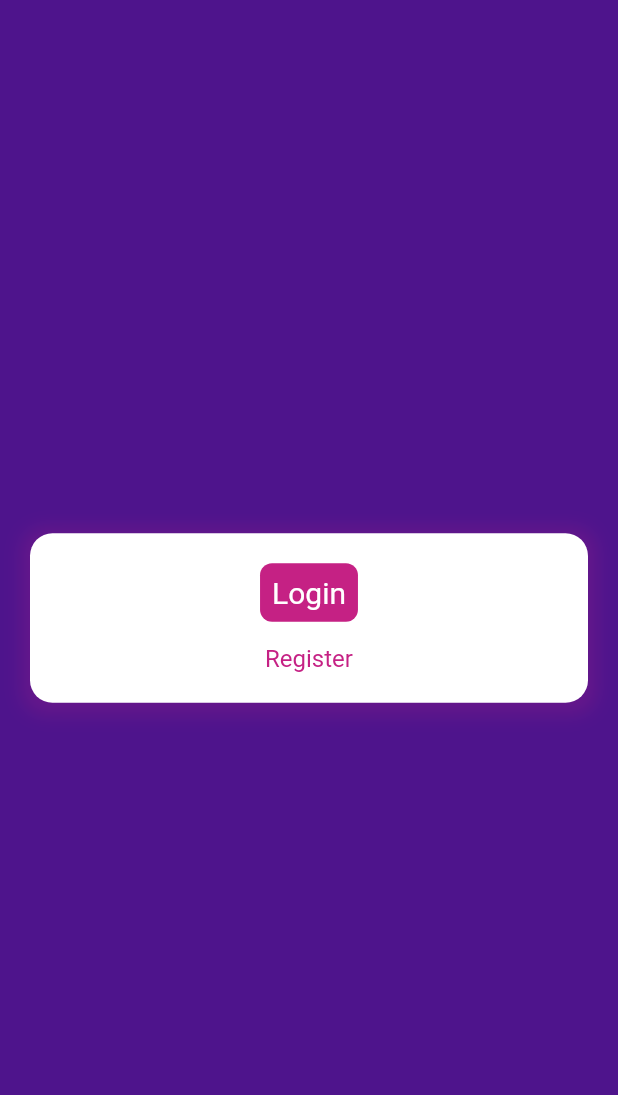
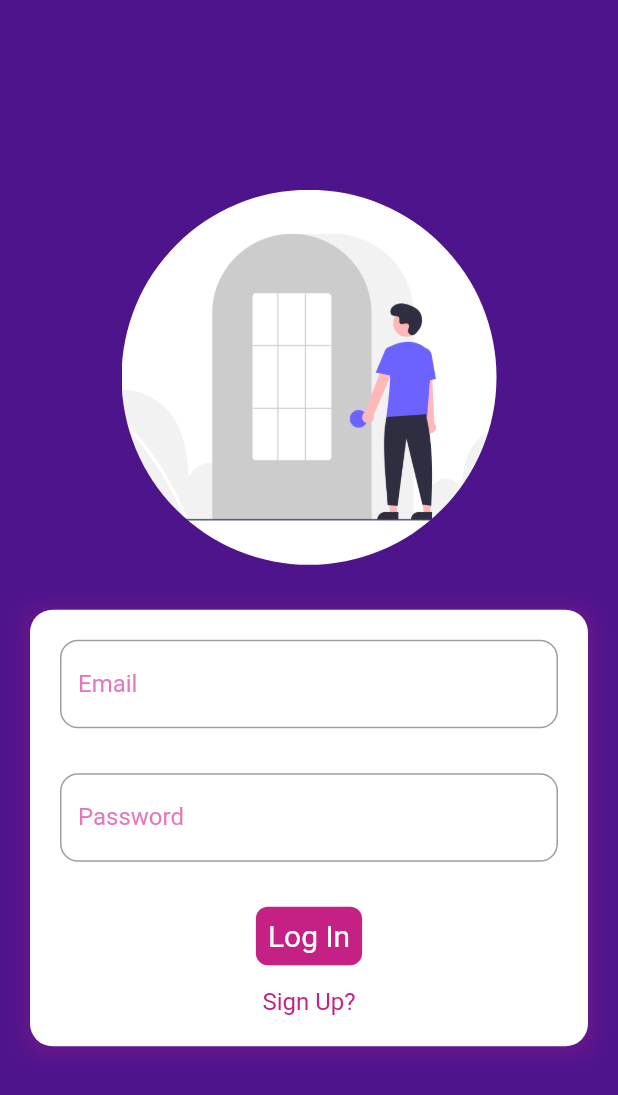
Before and after one commit to yvcdev/demo-ecommerce, a Flutter app: the Login widget shown alone on an empty page, opened directly, on a phone screen of 412 x 824 dp. Shown: the top 1095 px of the screen. Run offline on Flutter 3.47's test engine with Material 2 defaults, Android fonts, the phone set to English and light mode, and no system bars; our stand-ins replace get.

Commit message:
login and signup screens styles finished

```diff
--- a/lib/layouts/dafault_layout.dart
+++ b/lib/layouts/dafault_layout.dart
@@ -26,6 +26,7 @@ class DefaultLayout extends StatelessWidget {
       appBar: appbar!
           ? AppBar(
               title: Text(title!),
+              backgroundColor: Constants.secondaryAccent,
             )
           : null,
       drawer: drawer! ? const CustomDrawer() : null,
--- a/lib/main.dart
+++ b/lib/main.dart
@@ -1,4 +1,5 @@
 import 'package:flutter/material.dart';
+import 'package:get/get_navigation/src/root/get_material_app.dart';
 
 import 'screens/screens.dart';
 
@@ -11,9 +12,10 @@ class MyApp extends StatelessWidget {
 
   @override
   Widget build(BuildContext context) {
-    return const MaterialApp(
+    return const GetMaterialApp(
         title: 'Demo e-commerce',
+        initialRoute: '/',
         debugShowCheckedModeBanner: false,
-        home: Login());
+        home: Home());
   }
 }
--- a/lib/screens/login.dart
+++ b/lib/screens/login.dart
@@ -1,8 +1,10 @@
+import 'package:demo_ecommerce/screens/screens.dart';
 import 'package:demo_ecommerce/utils/utils.dart';
 import 'package:demo_ecommerce/widgets/widgets.dart';
 import 'package:flutter/material.dart';
 
 import 'package:demo_ecommerce/layouts/layouts.dart';
+import 'package:get/get.dart';
 
 class Login extends StatelessWidget {
   const Login({Key? key}) : super(key: key);
@@ -13,35 +15,90 @@ class Login extends StatelessWidget {
       appbar: false,
       backgroundColor: Constants.secondaryAccent,
       body: _CenteredBox(
+        children: [
+          Form(
+            autovalidateMode: AutovalidateMode.onUserInteraction,
             child: Column(
-          mainAxisSize: MainAxisSize.min,
               children: [
-            RoundedButton(title: 'Login', onClick: () {}),
-            Constants.normalSeparationV,
-            CustomTextButton(title: 'Register', onClick: () {}),
+                TextFormField(
+                  validator: (value) {
+                    if (!GetUtils.isEmail(value!)) {
+                      return 'Please enter a valid email';
+                    }
+                  },
+                  decoration: Constants.inputDecoration(
+                    hintText: "email@email.com",
+                    labelText: "Email",
+                  ),
+                ),
+                Constants.largeSeparationV,
+                TextFormField(
+                  obscureText: true,
+                  validator: (value) {
+                    if (value!.length < 7) {
+                      return 'Password must have more than 6 characters';
+                    }
+                  },
+                  decoration: Constants.inputDecoration(
+                    hintText: "********",
+                    labelText: "Password",
+                  ),
+                ),
               ],
             ),
+          ),
+          Constants.largeSeparationV,
+          RoundedButton(title: 'Log In', onClick: () {}),
+          Constants.normalSeparationV,
+          CustomTextButton(
+              title: 'Sign Up?',
+              onClick: () {
+                Get.offAll(() => const Signup(), transition: Transition.fadeIn);
+              }),
+        ],
       ),
     );
   }
 }
 
 class _CenteredBox extends StatelessWidget {
-  const _CenteredBox({Key? key, required this.child}) : super(key: key);
+  const _CenteredBox({Key? key, required this.children}) : super(key: key);
 
-  final Widget child;
+  final List<Widget> children;
 
   @override
   Widget build(BuildContext context) {
     return Center(
-      child: Container(
+      child: Column(
+        mainAxisAlignment: MainAxisAlignment.center,
+        children: [
+          SizedBox(
+            height: 250,
+            width: 250,
+            child: ClipRRect(
+              child: Image.asset(
+                'assets/login.png',
+                fit: BoxFit.cover,
+              ),
+              borderRadius: BorderRadius.circular(250),
+            ),
+          ),
+          Constants.largeSeparationV,
+          Container(
             width: 400,
-        decoration: BoxDecoration(boxShadow: [
+            decoration: BoxDecoration(
+                boxShadow: [
                   Constants.normalBoxShadow(
                       color: Constants.primaryAccent.withOpacity(0.2))
-        ], color: Constants.white, borderRadius: Constants.normalBorderRadius),
-        child: child,
+                ],
+                color: Constants.white,
+                borderRadius: Constants.normalBorderRadius),
+            child: Column(
+              children: children,
+            ),
             padding: Constants.normalPadding,
+          ),
+        ],
       ),
     );
   }
--- a/lib/screens/screens.dart
+++ b/lib/screens/screens.dart
@@ -1,2 +1,3 @@
 export 'package:demo_ecommerce/screens/home.dart';
 export 'package:demo_ecommerce/screens/login.dart';
+export 'package:demo_ecommerce/screens/signup.dart';
--- a/lib/utils/constants.dart
+++ b/lib/utils/constants.dart
@@ -21,6 +21,7 @@ class Constants {
   static final normalBorderRadius = BorderRadius.circular(15);
   static const normalSeparationV = SizedBox(height: 15);
   static const normalSeparationH = SizedBox(width: 15);
+  static const largeSeparationV = SizedBox(height: 30);
 
   //styles
   static TextStyle normalTextStyle({Color color = Colors.black}) =>
@@ -33,4 +34,31 @@ class Constants {
         blurRadius: 10,
         offset: const Offset(0, 2),
       );
+  static InputDecoration inputDecoration({
+    String? hintText,
+    String? labelText = '',
+    Color focusColor = primary,
+    IconData? iconData,
+  }) =>
+      InputDecoration(
+          border: const OutlineInputBorder(
+            borderRadius: BorderRadius.all(
+              Radius.circular(12),
+            ),
+          ),
+          focusedBorder: OutlineInputBorder(
+              borderRadius: const BorderRadius.all(
+                Radius.circular(12),
+              ),
+              borderSide: BorderSide(color: focusColor, width: 2)),
+          hintText: hintText,
+          labelStyle: TextStyle(color: focusColor),
+          focusColor: focusColor,
+          icon: iconData != null
+              ? Icon(
+                  iconData,
+                  color: focusColor,
+                )
+              : null,
+          label: Text(labelText!));
 }
--- a/pubspec.yaml
+++ b/pubspec.yaml
@@ -59,8 +59,8 @@ flutter:
   uses-material-design: true
 
   # To add assets to your application, add an assets section, like this:
-  # assets:
-  #   - images/a_dot_burr.jpeg
+  assets:
+     - assets/
   #   - images/a_dot_ham.jpeg
 
   # An image asset can refer to one or more resolution-specific "variants", see
```
Also changed, not shown: lib/screens/signup.dart (added, +132 -0 lines), assets/login.png (added), 4 other files. Lines whose indentation alone changed are shown as unchanged.
